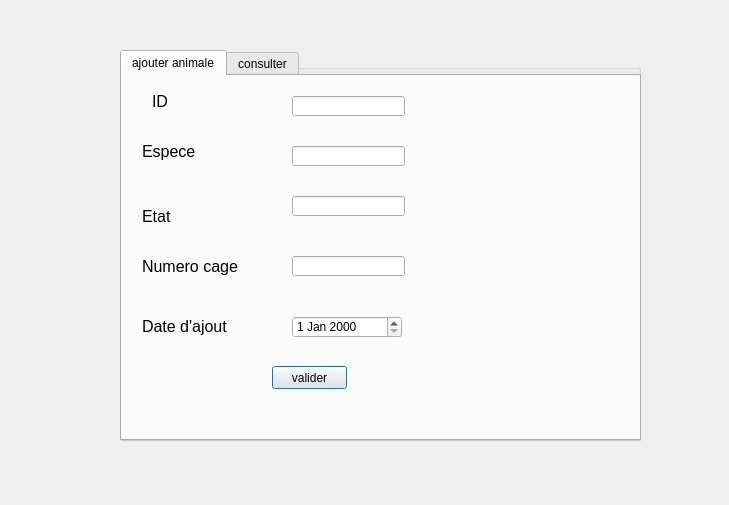
Qt form animaux.ui (Dali3211/Smart_Park_2A24) before a commit.
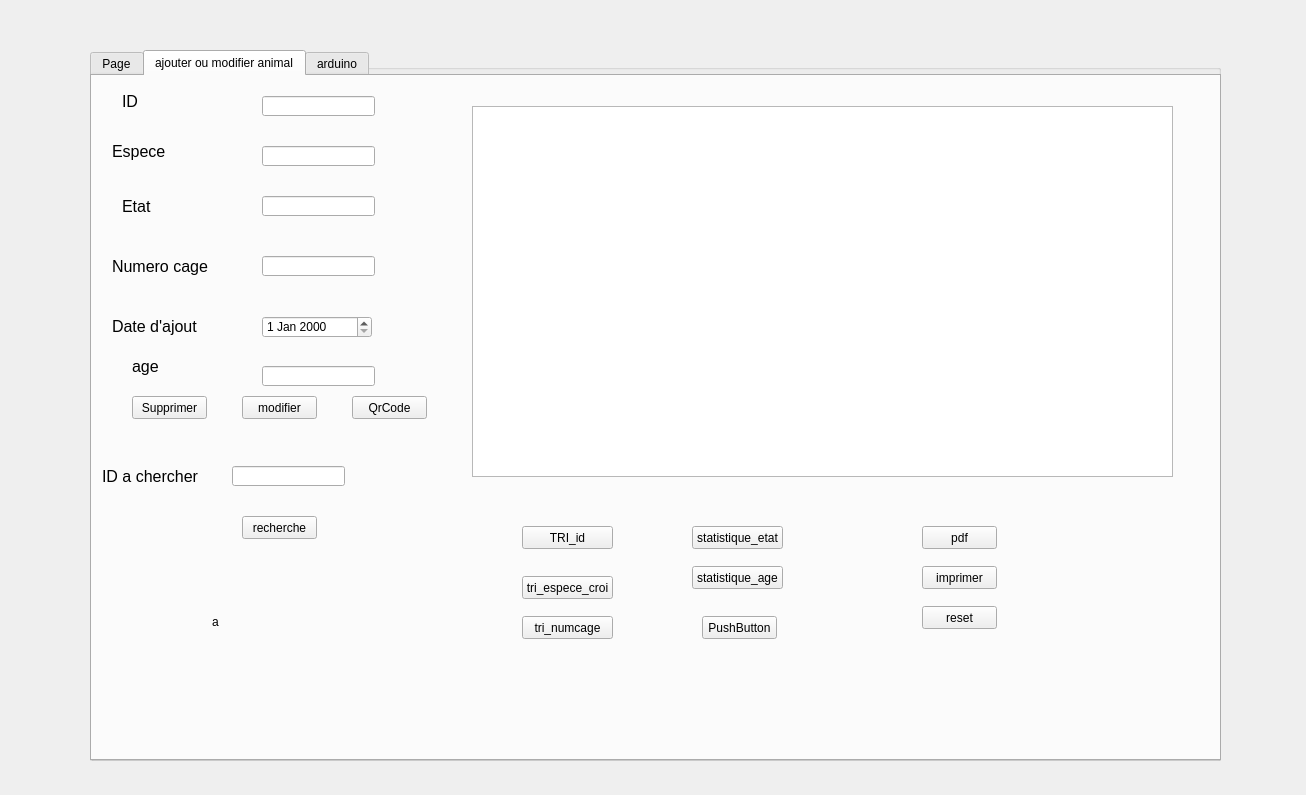
The same form after that commit. The open tabs and pages were chosen to show the change.

What changed in the file:
```diff
--- a/animaux.ui
+++ b/animaux.ui
@@ -6,20 +6,25 @@
    <rect>
     <x>0</x>
     <y>0</y>
-    <width>729</width>
-    <height>505</height>
+    <width>1306</width>
+    <height>795</height>
    </rect>
   </property>
+  <property name="font">
+   <font>
+    <family>MS Shell Dlg 2</family>
+   </font>
+  </property>
   <property name="windowTitle">
    <string>Dialog</string>
   </property>
   <widget class="QGroupBox" name="groupBox">
    <property name="geometry">
     <rect>
-     <x>120</x>
+     <x>90</x>
      <y>50</y>
-     <width>521</width>
-     <height>391</height>
+     <width>1131</width>
+     <height>711</height>
     </rect>
    </property>
    <property name="title">
@@ -30,16 +35,172 @@
      <rect>
       <x>0</x>
       <y>0</y>
-      <width>521</width>
-      <height>391</height>
+      <width>1131</width>
+      <height>711</height>
      </rect>
     </property>
     <property name="currentIndex">
      <number>0</number>
     </property>
+    <widget class="QWidget" name="tab_5">
+     <attribute name="title">
+      <string>Page</string>
+     </attribute>
+     <widget class="QLabel" name="label_13">
+      <property name="geometry">
+       <rect>
+        <x>80</x>
+        <y>60</y>
+        <width>47</width>
+        <height>31</height>
+       </rect>
+      </property>
+      <property name="text">
+       <string>&lt;html&gt;&lt;head/&gt;&lt;body&gt;&lt;p&gt;&lt;span style=&quot; font-size:12pt;&quot;&gt;ID&lt;/span&gt;&lt;/p&gt;&lt;/body&gt;&lt;/html&gt;</string>
+      </property>
+     </widget>
+     <widget class="QLabel" name="label_14">
+      <property name="geometry">
+       <rect>
+        <x>70</x>
+        <y>120</y>
+        <width>61</width>
+        <height>31</height>
+       </rect>
+      </property>
+      <property name="text">
+       <string>&lt;html&gt;&lt;head/&gt;&lt;body&gt;&lt;p&gt;&lt;span style=&quot; font-size:12pt;&quot;&gt;Espece&lt;/span&gt;&lt;/p&gt;&lt;/body&gt;&lt;/html&gt;</string>
+      </property>
+     </widget>
+     <widget class="QLabel" name="label_15">
+      <property name="geometry">
+       <rect>
+        <x>70</x>
+        <y>190</y>
+        <width>51</width>
+        <height>21</height>
+       </rect>
+      </property>
+      <property name="text">
+       <string>&lt;html&gt;&lt;head/&gt;&lt;body&gt;&lt;p&gt;&lt;span style=&quot; font-size:12pt;&quot;&gt;Etat&lt;/span&gt;&lt;/p&gt;&lt;/body&gt;&lt;/html&gt;</string>
+      </property>
+     </widget>
+     <widget class="QLabel" name="label_16">
+      <property name="geometry">
+       <rect>
+        <x>70</x>
+        <y>270</y>
+        <width>101</width>
+        <height>21</height>
+       </rect>
+      </property>
+      <property name="text">
+       <string>&lt;html&gt;&lt;head/&gt;&lt;body&gt;&lt;p&gt;&lt;span style=&quot; font-size:12pt;&quot;&gt;Numero cage&lt;/span&gt;&lt;/p&gt;&lt;/body&gt;&lt;/html&gt;</string>
+      </property>
+     </widget>
+     <widget class="QLabel" name="label_17">
+      <property name="geometry">
+       <rect>
+        <x>70</x>
+        <y>340</y>
+        <width>91</width>
+        <height>21</height>
+       </rect>
+      </property>
+      <property name="text">
+       <string>&lt;html&gt;&lt;head/&gt;&lt;body&gt;&lt;p&gt;&lt;span style=&quot; font-size:12pt;&quot;&gt;Date d'ajout&lt;/span&gt;&lt;/p&gt;&lt;/body&gt;&lt;/html&gt;</string>
+      </property>
+     </widget>
+     <widget class="QLineEdit" name="lineEdit_ID_3">
+      <property name="geometry">
+       <rect>
+        <x>200</x>
+        <y>70</y>
+        <width>113</width>
+        <height>20</height>
+       </rect>
+      </property>
+     </widget>
+     <widget class="QLineEdit" name="lineEdit_Espece_3">
+      <property name="geometry">
+       <rect>
+        <x>200</x>
+        <y>130</y>
+        <width>113</width>
+        <height>20</height>
+       </rect>
+      </property>
+     </widget>
+     <widget class="QLineEdit" name="lineEdit_Etat_3">
+      <property name="geometry">
+       <rect>
+        <x>200</x>
+        <y>190</y>
+        <width>113</width>
+        <height>20</height>
+       </rect>
+      </property>
+     </widget>
+     <widget class="QLineEdit" name="lineEdit_Numcage_3">
+      <property name="geometry">
+       <rect>
+        <x>200</x>
+        <y>270</y>
+        <width>113</width>
+        <height>20</height>
+       </rect>
+      </property>
+     </widget>
+     <widget class="QDateEdit" name="lineEdit_Date_3">
+      <property name="geometry">
+       <rect>
+        <x>200</x>
+        <y>340</y>
+        <width>110</width>
+        <height>22</height>
+       </rect>
+      </property>
+     </widget>
+     <widget class="QPushButton" name="pushButton_valider_a">
+      <property name="geometry">
+       <rect>
+        <x>170</x>
+        <y>450</y>
+        <width>75</width>
+        <height>23</height>
+       </rect>
+      </property>
+      <property name="text">
+       <string>valider</string>
+      </property>
+     </widget>
+     <widget class="QLabel" name="label_18">
+      <property name="geometry">
+       <rect>
+        <x>90</x>
+        <y>390</y>
+        <width>41</width>
+        <height>21</height>
+       </rect>
+      </property>
+      <property name="text">
+       <string>&lt;html&gt;&lt;head/&gt;&lt;body&gt;&lt;p&gt;&lt;span style=&quot; font-size:12pt;&quot;&gt;age&lt;/span&gt;&lt;/p&gt;&lt;p&gt;&lt;br/&gt;&lt;/p&gt;&lt;/body&gt;&lt;/html&gt;</string>
+      </property>
+     </widget>
+     <widget class="QLineEdit" name="lineEdit_Age_3">
+      <property name="geometry">
+       <rect>
+        <x>190</x>
+        <y>390</y>
+        <width>113</width>
+        <height>20</height>
+       </rect>
+      </property>
+     </widget>
+    </widget>
     <widget class="QWidget" name="tab_2">
      <attribute name="title">
-      <string>ajouter animale</string>
+      <string>ajouter ou modifier animal</string>
      </attribute>
      <widget class="QLabel" name="label">
       <property name="geometry">
@@ -70,8 +231,8 @@
      <widget class="QLabel" name="label_3">
       <property name="geometry">
        <rect>
-        <x>20</x>
-        <y>130</y>
+        <x>30</x>
+        <y>120</y>
         <width>51</width>
         <height>21</height>
        </rect>
@@ -93,19 +254,6 @@
        <string>&lt;html&gt;&lt;head/&gt;&lt;body&gt;&lt;p&gt;&lt;span style=&quot; font-size:12pt;&quot;&gt;Numero cage&lt;/span&gt;&lt;/p&gt;&lt;/body&gt;&lt;/html&gt;</string>
       </property>
      </widget>
-     <widget class="QPushButton" name="pushButton">
-      <property name="geometry">
-       <rect>
-        <x>150</x>
-        <y>290</y>
-        <width>75</width>
-        <height>23</height>
-       </rect>
-      </property>
-      <property name="text">
-       <string>valider</string>
-      </property>
-     </widget>
      <widget class="QLineEdit" name="lineEdit_ID">
       <property name="geometry">
        <rect>
@@ -146,16 +294,6 @@
        </rect>
       </property>
      </widget>
-     <widget class="QDateEdit" name="dateEdit">
-      <property name="geometry">
-       <rect>
-        <x>170</x>
-        <y>240</y>
-        <width>110</width>
-        <height>22</height>
-       </rect>
-      </property>
-     </widget>
      <widget class="QLabel" name="label_6">
       <property name="geometry">
        <rect>
@@ -169,108 +307,295 @@
        <string>&lt;html&gt;&lt;head/&gt;&lt;body&gt;&lt;p&gt;&lt;span style=&quot; font-size:12pt;&quot;&gt;Date d'ajout&lt;/span&gt;&lt;/p&gt;&lt;/body&gt;&lt;/html&gt;</string>
       </property>
      </widget>
-    </widget>
-    <widget class="QWidget" name="tab">
-     <attribute name="title">
-      <string>consulter</string>
-     </attribute>
-     <widget class="QTableView" name="tableView">
+     <widget class="QPushButton" name="pushButton_modifier_a">
       <property name="geometry">
        <rect>
         <x>150</x>
+        <y>320</y>
+        <width>75</width>
+        <height>23</height>
+       </rect>
+      </property>
+      <property name="text">
+       <string>modifier</string>
+      </property>
+     </widget>
+     <widget class="QTableView" name="table_animaux">
+      <property name="geometry">
+       <rect>
+        <x>380</x>
         <y>30</y>
-        <width>256</width>
-        <height>192</height>
+        <width>701</width>
+        <height>371</height>
        </rect>
       </property>
      </widget>
-     <widget class="QPushButton" name="pushButton_2">
+     <widget class="QPushButton" name="bt_supp">
       <property name="geometry">
        <rect>
-        <x>30</x>
-        <y>60</y>
-        <width>71</width>
+        <x>40</x>
+        <y>320</y>
+        <width>75</width>
         <height>23</height>
        </rect>
       </property>
       <property name="text">
-       <string>TRI</string>
+       <string>Supprimer</string>
       </property>
      </widget>
-     <widget class="QPushButton" name="pushButton_3">
+     <widget class="QLabel" name="label_7">
       <property name="geometry">
        <rect>
-        <x>30</x>
-        <y>110</y>
+        <x>10</x>
+        <y>370</y>
+        <width>111</width>
+        <height>61</height>
+       </rect>
+      </property>
+      <property name="text">
+       <string>&lt;html&gt;&lt;head/&gt;&lt;body&gt;&lt;p&gt;&lt;span style=&quot; font-size:12pt;&quot;&gt;ID  a chercher&lt;/span&gt;&lt;/p&gt;&lt;/body&gt;&lt;/html&gt;</string>
+      </property>
+     </widget>
+     <widget class="QLineEdit" name="id_supp">
+      <property name="geometry">
+       <rect>
+        <x>140</x>
+        <y>390</y>
+        <width>113</width>
+        <height>20</height>
+       </rect>
+      </property>
+     </widget>
+     <widget class="QPushButton" name="pushButton_tri">
+      <property name="geometry">
+       <rect>
+        <x>430</x>
+        <y>450</y>
+        <width>91</width>
+        <height>23</height>
+       </rect>
+      </property>
+      <property name="text">
+       <string>TRI_id</string>
+      </property>
+     </widget>
+     <widget class="QDateEdit" name="lineEdit_Date">
+      <property name="geometry">
+       <rect>
+        <x>170</x>
+        <y>240</y>
+        <width>110</width>
+        <height>22</height>
+       </rect>
+      </property>
+     </widget>
+     <widget class="QPushButton" name="pushButton_recherche">
+      <property name="geometry">
+       <rect>
+        <x>150</x>
+        <y>440</y>
         <width>75</width>
         <height>23</height>
        </rect>
       </property>
       <property name="text">
-       <string>statistique</string>
+       <string>recherche</string>
       </property>
      </widget>
-     <widget class="QPushButton" name="pushButton_4">
+     <widget class="QPushButton" name="pushButton_stat">
       <property name="geometry">
        <rect>
-        <x>30</x>
-        <y>170</y>
+        <x>600</x>
+        <y>450</y>
+        <width>91</width>
+        <height>23</height>
+       </rect>
+      </property>
+      <property name="text">
+       <string>statistique_etat</string>
+      </property>
+     </widget>
+     <widget class="QPushButton" name="pushButton_tri_espece_croi">
+      <property name="geometry">
+       <rect>
+        <x>430</x>
+        <y>500</y>
+        <width>91</width>
+        <height>23</height>
+       </rect>
+      </property>
+      <property name="text">
+       <string>tri_espece_croi</string>
+      </property>
+     </widget>
+     <widget class="QPushButton" name="pushButton_tri_tri_espece_dec">
+      <property name="geometry">
+       <rect>
+        <x>430</x>
+        <y>540</y>
+        <width>91</width>
+        <height>23</height>
+       </rect>
+      </property>
+      <property name="text">
+       <string>tri_numcage</string>
+      </property>
+     </widget>
+     <widget class="QLabel" name="label_8">
+      <property name="geometry">
+       <rect>
+        <x>40</x>
+        <y>280</y>
+        <width>51</width>
+        <height>21</height>
+       </rect>
+      </property>
+      <property name="text">
+       <string>&lt;html&gt;&lt;head/&gt;&lt;body&gt;&lt;p&gt;&lt;span style=&quot; font-size:12pt;&quot;&gt;age&lt;/span&gt;&lt;/p&gt;&lt;/body&gt;&lt;/html&gt;</string>
+      </property>
+     </widget>
+     <widget class="QLineEdit" name="lineEdit_Age">
+      <property name="geometry">
+       <rect>
+        <x>170</x>
+        <y>290</y>
+        <width>113</width>
+        <height>20</height>
+       </rect>
+      </property>
+     </widget>
+     <widget class="QPushButton" name="pushButton_chart">
+      <property name="geometry">
+       <rect>
+        <x>600</x>
+        <y>490</y>
+        <width>91</width>
+        <height>23</height>
+       </rect>
+      </property>
+      <property name="text">
+       <string>statistique_age</string>
+      </property>
+     </widget>
+     <widget class="QPushButton" name="pushButton">
+      <property name="geometry">
+       <rect>
+        <x>260</x>
+        <y>320</y>
         <width>75</width>
         <height>23</height>
        </rect>
       </property>
       <property name="text">
-       <string>localisation</string>
+       <string>QrCode</string>
       </property>
      </widget>
      <widget class="QLabel" name="label_5">
       <property name="geometry">
        <rect>
-        <x>30</x>
-        <y>250</y>
+        <x>120</x>
+        <y>500</y>
         <width>131</width>
-        <height>16</height>
+        <height>91</height>
        </rect>
       </property>
       <property name="text">
-       <string>&lt;html&gt;&lt;head/&gt;&lt;body&gt;&lt;p&gt;&lt;span style=&quot; font-size:12pt;&quot;&gt;Recherche par id&lt;/span&gt;&lt;/p&gt;&lt;/body&gt;&lt;/html&gt;</string>
+       <string>a</string>
       </property>
      </widget>
-     <widget class="QLineEdit" name="lineEdit">
+     <widget class="QPushButton" name="pushButton_pdf">
       <property name="geometry">
        <rect>
-        <x>200</x>
-        <y>250</y>
-        <width>113</width>
-        <height>20</height>
+        <x>830</x>
+        <y>450</y>
+        <width>75</width>
+        <height>23</height>
        </rect>
       </property>
+      <property name="text">
+       <string>pdf</string>
+      </property>
      </widget>
-     <widget class="QPushButton" name="pushButton_5">
+     <widget class="QPushButton" name="pushButton_imprimer">
       <property name="geometry">
        <rect>
-        <x>350</x>
-        <y>250</y>
+        <x>830</x>
+        <y>490</y>
         <width>75</width>
         <height>23</height>
        </rect>
       </property>
       <property name="text">
-       <string>Modifier</string>
+       <string>imprimer</string>
       </property>
      </widget>
-     <widget class="QPushButton" name="pushButton_6">
+     <widget class="QPushButton" name="pushButton_reset">
       <property name="geometry">
        <rect>
-        <x>350</x>
-        <y>300</y>
+        <x>830</x>
+        <y>530</y>
         <width>75</width>
         <height>23</height>
        </rect>
       </property>
       <property name="text">
-       <string>Supprimer</string>
+       <string>reset</string>
       </property>
+     </widget>
+     <widget class="QPushButton" name="Localisation">
+      <property name="geometry">
+       <rect>
+        <x>610</x>
+        <y>540</y>
+        <width>75</width>
+        <height>23</height>
+       </rect>
+      </property>
+      <property name="text">
+       <string>PushButton</string>
+      </property>
+     </widget>
+    </widget>
+    <widget class="QWidget" name="tab">
+     <attribute name="title">
+      <string>arduino</string>
+     </attribute>
+     <widget class="QLabel" name="label_9">
+      <property name="geometry">
+       <rect>
+        <x>196</x>
+        <y>213</y>
+        <width>141</width>
+        <height>71</height>
+       </rect>
+      </property>
+      <property name="text">
+       <string>&lt;html&gt;&lt;head/&gt;&lt;body&gt;&lt;p&gt;&lt;span style=&quot; font-size:26pt; color:#ff0000;&quot;&gt;Distance&lt;/span&gt;&lt;/p&gt;&lt;/body&gt;&lt;/html&gt;</string>
+      </property>
+     </widget>
+     <widget class="QLCDNumber" name="lcdNumber">
+      <property name="geometry">
+       <rect>
+        <x>340</x>
+        <y>230</y>
+        <width>121</width>
+        <height>51</height>
+       </rect>
+      </property>
+      <property name="digitCount">
+       <number>1</number>
+      </property>
+     </widget>
+     <widget class="QWidget" name="verticalLayoutWidget">
+      <property name="geometry">
+       <rect>
+        <x>180</x>
+        <y>220</y>
+        <width>301</width>
+        <height>71</height>
+       </rect>
+      </property>
+      <layout class="QVBoxLayout" name="verticalLayout"/>
      </widget>
     </widget>
    </widget>
```
Left out of the diff: 2 changed lines with no effect on the pictures.
